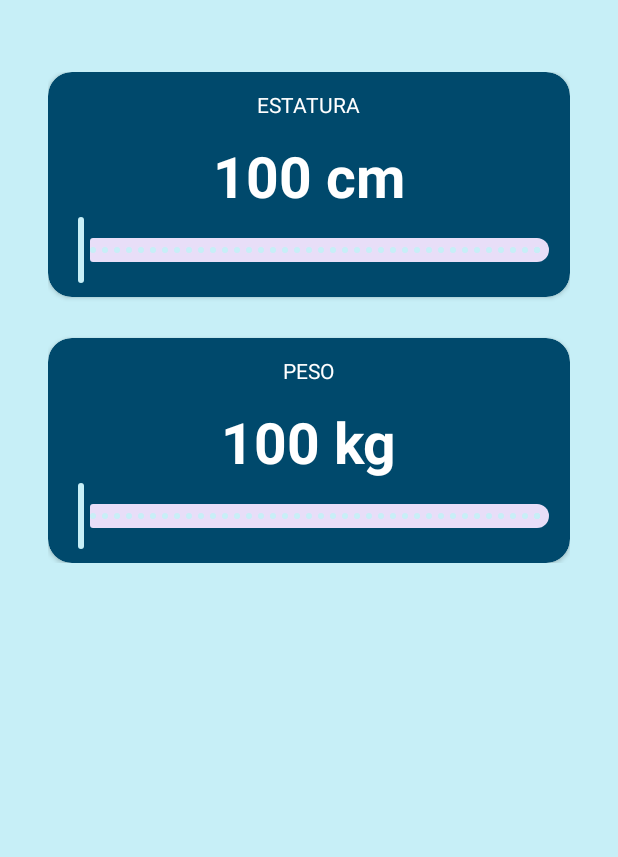
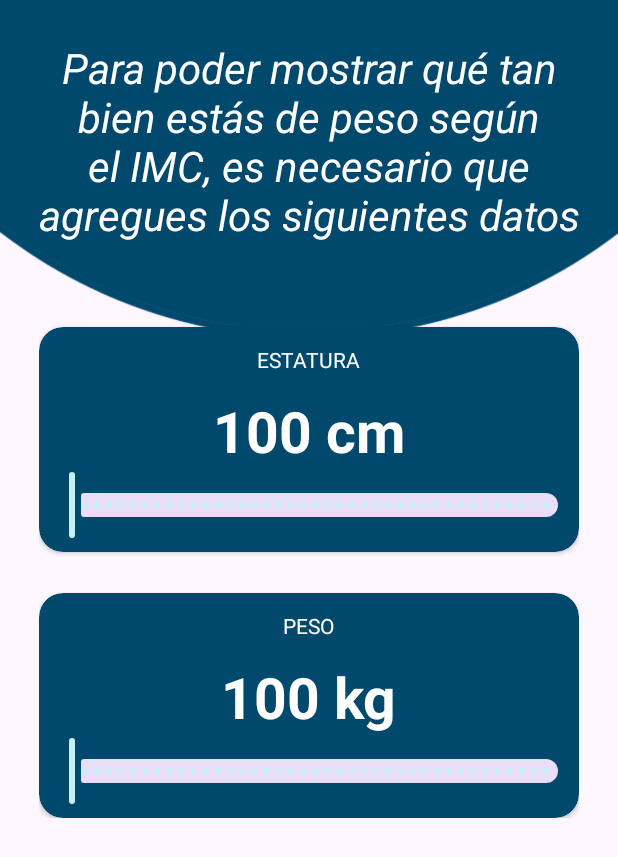
Before and after one commit to Slimex84/WeightCheck, an Android app: the screen it shows after launch (MainActivity), on a phone screen of 412 x 824 dp. Shown: the top 857 px of the screen. Run offline under Robolectric (Android 15) with nearby library versions, the phone set to English and light mode, and no system bars.

Commit message:
The main interface design is done, but is still not functional

```diff
--- a/app/src/main/res/layout/activity_main.xml
+++ b/app/src/main/res/layout/activity_main.xml
@@ -3,22 +3,53 @@
     xmlns:app="http://schemas.android.com/apk/res-auto"
     xmlns:tools="http://schemas.android.com/tools"
     android:layout_width="match_parent"
-    android:layout_height="match_parent"
-    android:background="@color/main"
-    android:paddingHorizontal="16dp"
-    android:paddingVertical="32dp">
+    android:layout_height="match_parent">
+
+    <androidx.constraintlayout.widget.ConstraintLayout
+        android:layout_width="match_parent"
+        android:layout_height="wrap_content">
+
+        <ImageView
+            android:id="@+id/imageViewCircle"
+            android:layout_width="600dp"
+            android:layout_height="350dp"
+            app:layout_constraintBottom_toBottomOf="@id/textViewMain"
+            app:layout_constraintEnd_toEndOf="parent"
+            app:layout_constraintHorizontal_bias="0.502"
+            app:layout_constraintStart_toStartOf="parent"
+            app:layout_constraintTop_toTopOf="parent"
+            app:layout_constraintVertical_bias="0.337"
+            app:srcCompat="@drawable/wc_circle_top" />
+
+        <TextView
+            android:id="@+id/textViewMain"
+            android:layout_width="match_parent"
+            android:layout_height="wrap_content"
+            android:layout_gravity="center"
+            android:textAlignment="center"
+            android:layout_marginStart="16dp"
+            android:layout_marginTop="26dp"
+            android:layout_marginEnd="16dp"
+            android:text="@string/info_main"
+            android:textColor="@color/white"
+            android:textStyle="italic"
+            android:textSize="28sp"
+            app:layout_constraintStart_toStartOf="parent"
+            app:layout_constraintTop_toTopOf="parent" />
 
         <LinearLayout
             android:layout_width="match_parent"
             android:layout_height="wrap_content"
-        android:layout_margin="16dp"
+            android:layout_margin="26dp"
             android:gravity="center"
-        android:orientation="vertical">
+            android:orientation="vertical"
+            app:layout_constraintTop_toBottomOf="@+id/textViewMain">
 
             <androidx.cardview.widget.CardView
                 android:id="@+id/height"
                 android:layout_width="match_parent"
                 android:layout_height="150dp"
+                android:layout_marginTop="30dp"
                 android:layout_marginBottom="27dp"
                 app:cardBackgroundColor="@color/secondary"
                 app:cardCornerRadius="16dp">
@@ -32,8 +63,8 @@
                     <TextView
                         android:layout_width="wrap_content"
                         android:layout_height="wrap_content"
+                        android:layout_gravity="center"
                         android:layout_margin="12dp"
-                    android:layout_gravity="center"
                         android:text="@string/height"
                         android:textAllCaps="true"
                         android:textColor="@color/white" />
@@ -77,8 +108,8 @@
                     <TextView
                         android:layout_width="wrap_content"
                         android:layout_height="wrap_content"
+                        android:layout_gravity="center"
                         android:layout_margin="12dp"
-                    android:layout_gravity="center"
                         android:text="@string/weight"
                         android:textAllCaps="true"
                         android:textColor="@color/white" />
@@ -108,6 +139,6 @@
 
         </LinearLayout>
 
-
+    </androidx.constraintlayout.widget.ConstraintLayout>
 
 </ScrollView>
```
Also changed, not shown: app/src/main/res/drawable/wc_circle_top.PNG (added), app/src/main/res/mipmap-xxxhdpi/wc_circle_top.png (added). Lines whose indentation alone changed are shown as unchanged.
